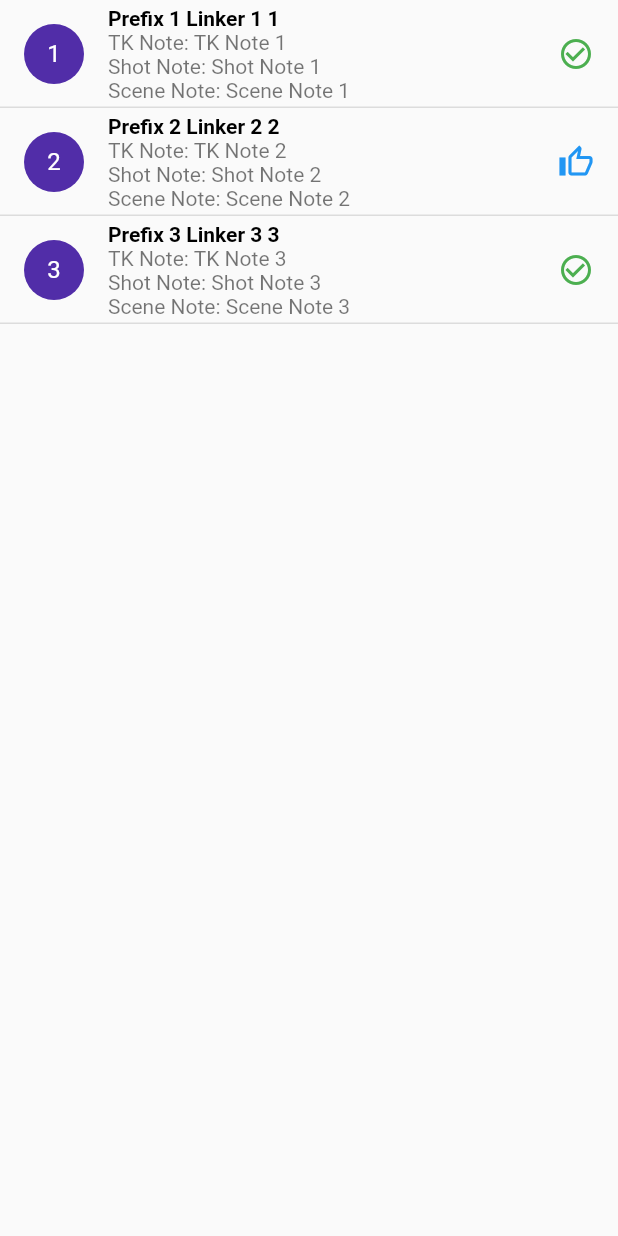
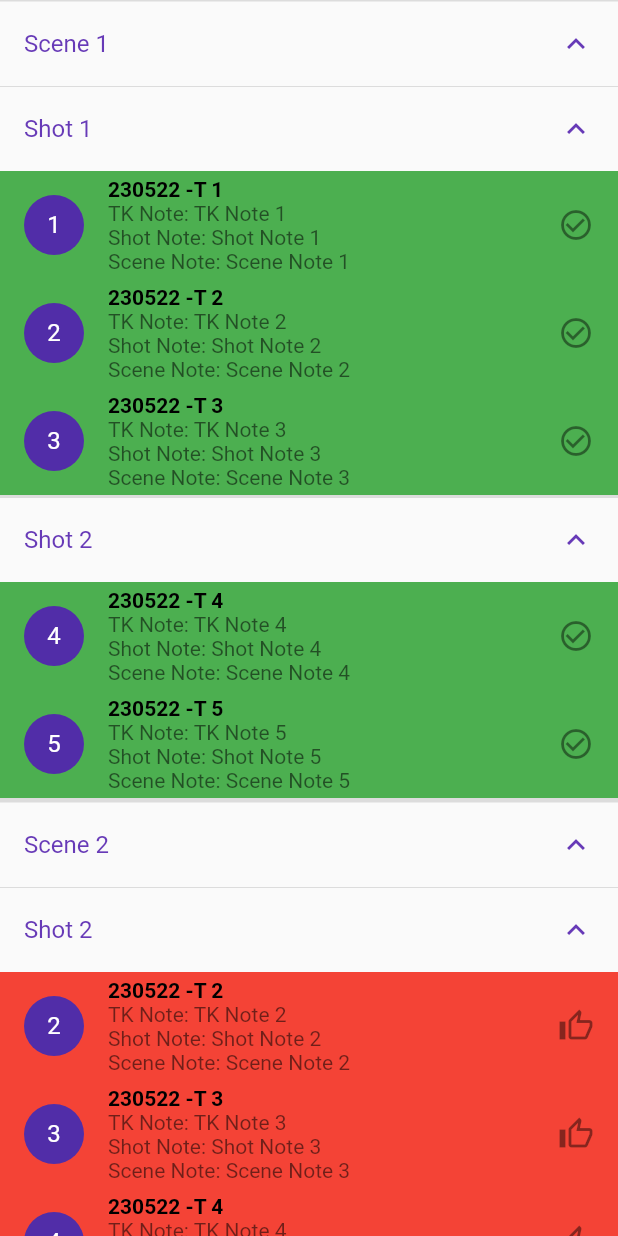
Before and after one commit to drunkenQCat/voislate, a Flutter app: the SlateLog widget shown alone on an empty page, opened directly, on a phone screen of 412 x 824 dp. Run offline on Flutter 3.47's test engine with Material 2 defaults, Android fonts, the phone set to English and light mode, and no system bars; our stand-ins replace hive_flutter, shared_preferences; missing offline and left inert: flutter_android_volume_keydown, flutter_vibrate, simple_speed_dial; accounts and stored records are empty; statements that could not run were skipped.

Commit message:
删掉了fakeTake函数，跑条功能整合进addItem里。slatelog页外观制作完成。

```diff
--- a/lib/models/slate_status_notifier.dart
+++ b/lib/models/slate_status_notifier.dart
@@ -1,18 +1,18 @@
 import 'package:flutter/material.dart';
 
 class SceneScheduleModel extends ChangeNotifier {
-  int _selectedIndex = 0;
+  int _selectedSceneIndex = 0;
   int _selectedShotIndex = 0;
   int _selectedTakeIndex = 0;
 
-  int get selectedIndex => _selectedIndex;
+  int get selectedSceneIndex => _selectedSceneIndex;
   int get selectedShotIndex => _selectedShotIndex;
   int get selectedTakeIndex => _selectedTakeIndex;
 
-  void setIndex(int index, int shotIndex, int takeIndex) {
-    _selectedIndex = index;
-    _selectedShotIndex = shotIndex;
-    _selectedTakeIndex = takeIndex;
+  void setIndex({int? scene, int? shot, int? take}) {
+    _selectedSceneIndex = scene??_selectedSceneIndex;
+    _selectedShotIndex = shot??_selectedShotIndex;
+    _selectedTakeIndex = take??_selectedTakeIndex;
     notifyListeners();
   }
 }
--- a/lib/pages/slate_log_page.dart
+++ b/lib/pages/slate_log_page.dart
@@ -2,6 +2,7 @@ import 'package:flutter/material.dart';
 
 import '../models/slate_schedule.dart';
 import '../models/slate_log_item.dart';
+
 // give me a frame of listview page
 class SlateLog extends StatefulWidget {
   const SlateLog({super.key});
@@ -16,8 +17,8 @@ class _SlateLogState extends State<SlateLog> {
       scn: 'Scene 1',
       sht: 'Shot 1',
       tk: 1,
-      filenamePrefix: 'Prefix 1',
-      filenameLinker: 'Linker 1',
+      filenamePrefix: '230522',
+      filenameLinker: '-T',
       filenameNum: 1,
       tkNote: 'TK Note 1',
       shtNote: 'Shot Note 1',
@@ -26,15 +27,94 @@ class _SlateLogState extends State<SlateLog> {
       okSht: ShtStatus.ok,
     ),
     SlateLogItem(
-      scn: 'Scene 2',
-      sht: 'Shot 2',
+      scn: 'Scene 1',
+      sht: 'Shot 1',
       tk: 2,
-      filenamePrefix: 'Prefix 2',
-      filenameLinker: 'Linker 2',
+      filenamePrefix: '230522',
+      filenameLinker: '-T',
       filenameNum: 2,
       tkNote: 'TK Note 2',
       shtNote: 'Shot Note 2',
       scnNote: 'Scene Note 2',
+      okTk: TkStatus.ok,
+      okSht: ShtStatus.ok,
+    ),
+    SlateLogItem(
+      scn: 'Scene 1',
+      sht: 'Shot 1',
+      tk: 3,
+      filenamePrefix: '230522',
+      filenameLinker: '-T',
+      filenameNum: 3,
+      tkNote: 'TK Note 3',
+      shtNote: 'Shot Note 3',
+      scnNote: 'Scene Note 3',
+      okTk: TkStatus.ok,
+      okSht: ShtStatus.ok,
+    ),
+    SlateLogItem(
+      scn: 'Scene 1',
+      sht: 'Shot 2',
+      tk: 4,
+      filenamePrefix: '230522',
+      filenameLinker: '-T',
+      filenameNum: 4,
+      tkNote: 'TK Note 4',
+      shtNote: 'Shot Note 4',
+      scnNote: 'Scene Note 4',
+      okTk: TkStatus.ok,
+      okSht: ShtStatus.ok,
+    ),
+    SlateLogItem(
+      scn: 'Scene 1',
+      sht: 'Shot 2',
+      tk: 5,
+      filenamePrefix: '230522',
+      filenameLinker: '-T',
+      filenameNum: 5,
+      tkNote: 'TK Note 5',
+      shtNote: 'Shot Note 5',
+      scnNote: 'Scene Note 5',
+      okTk: TkStatus.ok,
+      okSht: ShtStatus.ok,
+    ),
+    // Scene 2 Shot2
+    SlateLogItem(
+      scn: 'Scene 2',
+      sht: 'Shot 2',
+      tk: 2,
+      filenamePrefix: '230522',
+      filenameLinker: '-T',
+      filenameNum: 2,
+      tkNote: 'TK Note 2',
+      shtNote: 'Shot Note 2',
+      scnNote: 'Scene Note 2',
+      okTk: TkStatus.bad,
+      okSht: ShtStatus.nice,
+    ),
+    SlateLogItem(
+      scn: 'Scene 2',
+      sht: 'Shot 2',
+      tk: 3,
+      filenamePrefix: '230522',
+      filenameLinker: '-T',
+      filenameNum: 3,
+      tkNote: 'TK Note 3',
+      shtNote: 'Shot Note 3',
+      scnNote: 'Scene Note 3',
+      okTk: TkStatus.bad,
+      okSht: ShtStatus.nice,
+    ),
+    SlateLogItem(
+      scn: 'Scene 2',
+      sht: 'Shot 2',
+      tk: 4,
+      filenamePrefix: '230522',
+      filenameLinker: '-T',
+      filenameNum: 4,
+      tkNote: 'TK Note 4',
+      shtNote: 'Shot Note 4',
+      scnNote: 'Scene Note 4',
       okTk: TkStatus.bad,
       okSht: ShtStatus.nice,
     ),
@@ -53,29 +133,39 @@ class _SlateLogState extends State<SlateLog> {
     ),
   ];
 
-  Set<String> foldedScenes = {};
-
   @override
   Widget build(BuildContext context) {
+    Map<String, Map<String, List<SlateLogItem>>> sortedItems = {};
+
+    for (SlateLogItem item in slateLogItems) {
+      if (!sortedItems.containsKey(item.scn)) {
+        sortedItems[item.scn] = {};
+      }
+      if (!sortedItems[item.scn]!.containsKey(item.sht)) {
+        sortedItems[item.scn]![item.sht] = [];
+      }
+      sortedItems[item.scn]![item.sht]!.add(item);
+    }
+
     return ListView.builder(
-      itemCount: slateLogItems.length,
+      itemCount: sortedItems.length,
       itemBuilder: (BuildContext context, int index) {
-        SlateLogItem item = slateLogItems[index];
-        bool isFolded = foldedScenes.contains(item.scn);
+        String scn = sortedItems.keys.elementAt(index);
+        Map<String, List<SlateLogItem>> shtItems = sortedItems[scn]!;
 
-        return Column(
-          children: [
-            ListTile(
-              onTap: () {
-                // Toggle the folding state of the scene
-                setState(() {
-                  if (isFolded) {
-                    foldedScenes.remove(item.scn);
-                  } else {
-                    foldedScenes.add(item.scn);
-                  }
-                });
-              },
+        return ExpansionTile(
+          initiallyExpanded: true,
+          title: Text(scn),
+          children: shtItems.keys.map((sht) {
+            List<SlateLogItem> items = shtItems[sht]!;
+
+            return ExpansionTile(
+              initiallyExpanded: true,
+              title: Text(sht),
+              children: items.map((item) {
+                return Container(
+                  color: _getTkStatusColor(item.okTk),
+                  child: ListTile(
                     leading: CircleAvatar(
                       child: Text(item.tk.toString()),
                     ),
@@ -106,15 +196,12 @@ class _SlateLogState extends State<SlateLog> {
                     ),
                     trailing: Icon(
                       _getShtStatusIcon(item.okSht),
-                color: _getShtStatusColor(item.okSht),
                     ),
                   ),
-            if (!isFolded)
-              Divider(
-                thickness: 1.0,
-                height: 0.0,
-              ),
-          ],
+                );
+              }).toList(),
+            );
+          }).toList(),
         );
       },
     );
@@ -133,16 +220,16 @@ class _SlateLogState extends State<SlateLog> {
     }
   }
 
-  Color _getShtStatusColor(ShtStatus status) {
+  Color _getTkStatusColor(TkStatus status) {
     switch (status) {
-      case ShtStatus.notChecked:
+      case TkStatus.notChecked: // changed enum name to TkStatus.notChecked
         return Colors.grey;
-      case ShtStatus.ok:
+      case TkStatus.ok: // changed enum name to TkStatus.ok
         return Colors.green;
-      case ShtStatus.nice:
-        return Colors.blue;
+      case TkStatus.bad: // changed enum name to TkStatus.nice
+        return Colors.red;
       default:
-        return Colors.red;
+        return Colors.grey;
     }
   }
 }
```
Also changed, not shown: lib/pages/main_page.dart (+13 -0 lines), lib/pages/record_page.dart (+60 -28 lines), lib/pages/scene_schedule_page.dart (+8 -4 lines), lib/pages/settings_configue_page.dart (added, +47 -0 lines). Lines whose indentation alone changed are shown as unchanged.
